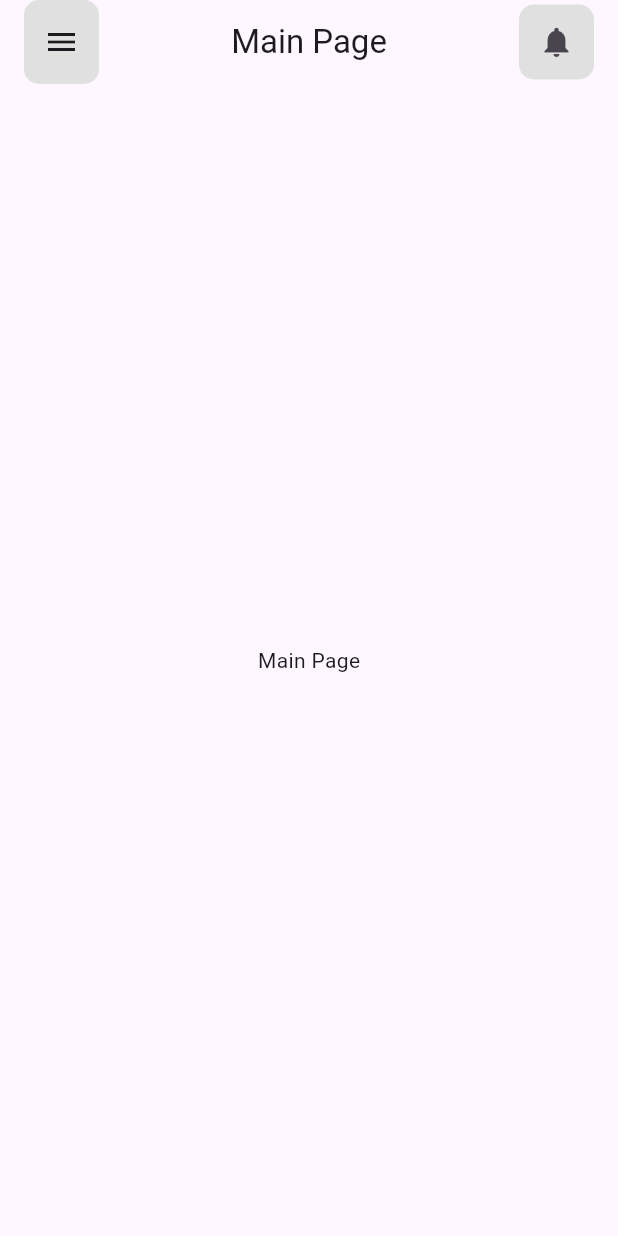
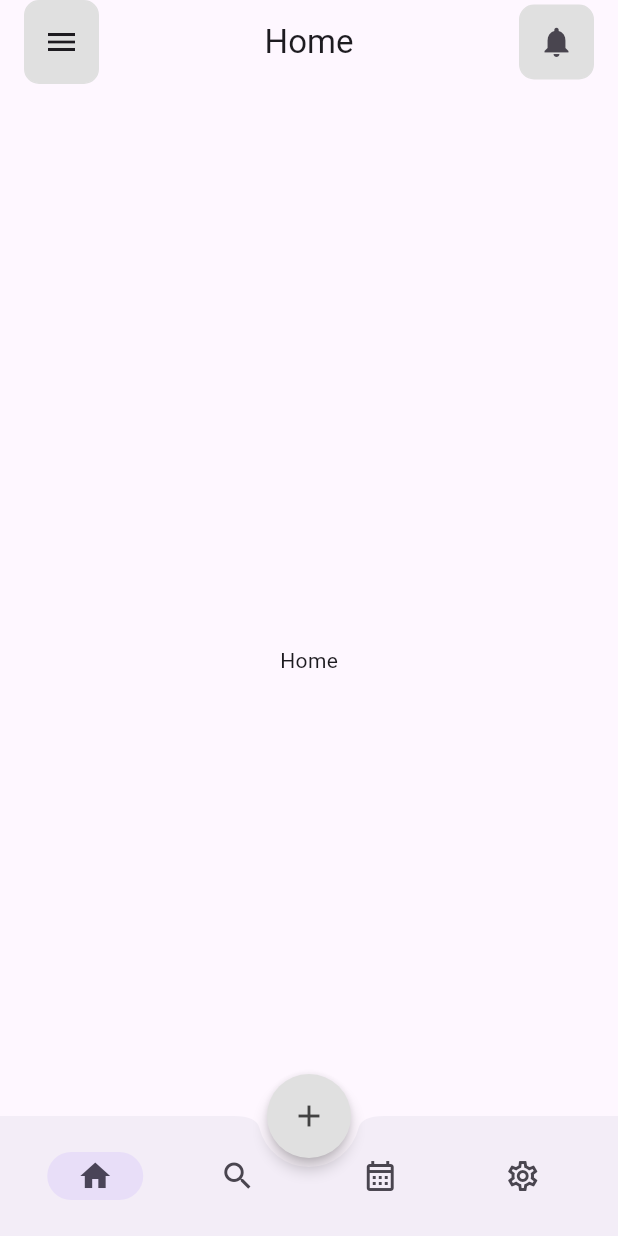
Before and after one commit to pulo0/task-todo-app, a Flutter app: the screen it shows after launch, on a phone screen of 412 x 824 dp. Run offline on Flutter 3.47's test engine with Material 3 defaults, Android fonts, the phone set to English and light mode, and no system bars.

Commit message:
feat: added navbar and tab screen navigation logic

```diff
--- a/lib/main.dart
+++ b/lib/main.dart
@@ -1,5 +1,5 @@
 import 'package:flutter/material.dart';
-import 'package:task_todo_app/app_bar_icons_buttons.dart';
+import 'package:task_todo_app/presentation/tab/tab_screen.dart';
 
 void main() {
   runApp(const MainApp());
@@ -10,32 +10,10 @@ class MainApp extends StatelessWidget {
 
   @override
   Widget build(BuildContext context) {
-    return MaterialApp(
+    return const MaterialApp(
       debugShowCheckedModeBanner: false,
       title: 'Task Todo App',
-      home: Scaffold(
-          appBar: AppBar(
-              automaticallyImplyLeading: false,
-              leading: AppBarIconsButtons(
-                optionIcon: const Icon(Icons.menu_outlined),
-                onButtonPress: () {},
-                paddingOptionToLeft: 16,
-              ),
-              // According to DevTools the Padding parent of nested in him
-              // IconButton and so on has w=66
-              leadingWidth: 66,
-              title: const Text('Main Page'),
-              centerTitle: true,
-              actions: [
-                AppBarIconsButtons(
-                  optionIcon: const Icon(Icons.notifications),
-                  onButtonPress: () {},
-                  paddingOptionToRight: 16,
-                )
-              ]),
-          body: const Center(
-            child: Text('Main Page'),
-          )),
+      home: TabScreen(),
     );
   }
 }
--- /dev/null
+++ b/lib/presentation/tab/tab_screen.dart
@@ -0,0 +1,77 @@
+import 'package:flutter/material.dart';
+import 'package:task_todo_app/presentation/tab/widgets/app_bar_icons_buttons.dart';
+import 'package:task_todo_app/presentation/tab/widgets/custom_navigation_bar.dart';
+
+class TabScreen extends StatefulWidget {
+  const TabScreen({super.key});
+
+  @override
+  State<TabScreen> createState() => _TabScreenState();
+}
+
+class _TabScreenState extends State<TabScreen> {
+  int _currentIndex = 0;
+  String _currentPageName = '';
+  Widget _activeContent = const Center(
+    child: Text('current page'),
+  );
+
+  void setPage(int index) {
+    setState(() => _currentIndex = index);
+  }
+
+  @override
+  Widget build(BuildContext context) {
+    switch (_currentIndex) {
+      case 1:
+        _currentPageName = 'Search';
+        _activeContent = const Center(child: Text('Search'));
+        break;
+      case 2:
+        _currentPageName = 'Calendar';
+        _activeContent = const Center(child: Text('Calendar'));
+        break;
+      case 3:
+        _currentPageName = 'Settings';
+        _activeContent = const Center(child: Text('Settings'));
+        break;
+      default:
+        _currentPageName = 'Home';
+        _activeContent = const Center(child: Text('Home'));
+        break;
+    }
+
+    return Scaffold(
+      appBar: AppBar(
+          automaticallyImplyLeading: false,
+          leading: AppBarIconsButtons(
+            optionIcon: const Icon(Icons.menu_outlined),
+            onButtonPress: () {},
+            paddingOptionToLeft: 16,
+          ),
+          leadingWidth: 66,
+          title: Text(_currentPageName),
+          centerTitle: true,
+          actions: [
+            AppBarIconsButtons(
+              optionIcon: const Icon(Icons.notifications),
+              onButtonPress: () {},
+              paddingOptionToRight: 16,
+            )
+          ]),
+      extendBody: true,
+      resizeToAvoidBottomInset: false,
+      floatingActionButtonLocation: FloatingActionButtonLocation.centerDocked,
+      floatingActionButton: FloatingActionButton(
+        foregroundColor: Colors.grey.shade800,
+        backgroundColor: Colors.grey.shade300,
+        elevation: 4,
+        onPressed: () {},
+        shape: const CircleBorder(),
+        child: const Icon(Icons.add),
+      ),
+      bottomNavigationBar: CustomNavigationBar(_currentIndex, setPage),
+      body: _activeContent,
+    );
+  }
+}
--- /dev/null
+++ b/lib/presentation/tab/widgets/custom_navigation_bar.dart
@@ -0,0 +1,44 @@
+import 'package:flutter/material.dart';
+
+class CustomNavigationBar extends StatelessWidget {
+  final int index;
+  final void Function(int)? destinationSelectedFunc;
+
+  const CustomNavigationBar(this.index, this.destinationSelectedFunc,
+      {super.key});
+
+  @override
+  Widget build(BuildContext context) {
+    return BottomAppBar(
+      shape: const CircularNotchedRectangle(),
+      notchMargin: 6.0,
+      child: NavigationBar(
+        selectedIndex: index,
+        backgroundColor: Colors.transparent,
+        onDestinationSelected: destinationSelectedFunc,
+        labelBehavior: NavigationDestinationLabelBehavior.alwaysHide,
+        destinations: const <NavigationDestination>[
+          NavigationDestination(
+            icon: Icon(Icons.home_outlined),
+            selectedIcon: Icon(Icons.home),
+            label: 'Home',
+          ),
+          NavigationDestination(
+            icon: Icon(Icons.search),
+            label: 'Search',
+          ),
+          NavigationDestination(
+            icon: Icon(Icons.calendar_month_outlined),
+            selectedIcon: Icon(Icons.calendar_month),
+            label: 'Calendar',
+          ),
+          NavigationDestination(
+            icon: Icon(Icons.settings_outlined),
+            selectedIcon: Icon(Icons.settings),
+            label: 'Settings',
+          ),
+        ],
+      ),
+    );
+  }
+}
```
Also changed, not shown: lib/presentation/tab/widgets/app_bar_icons_buttons.dart (renamed from lib/app_bar_icons_buttons.dart), 4 other files.
